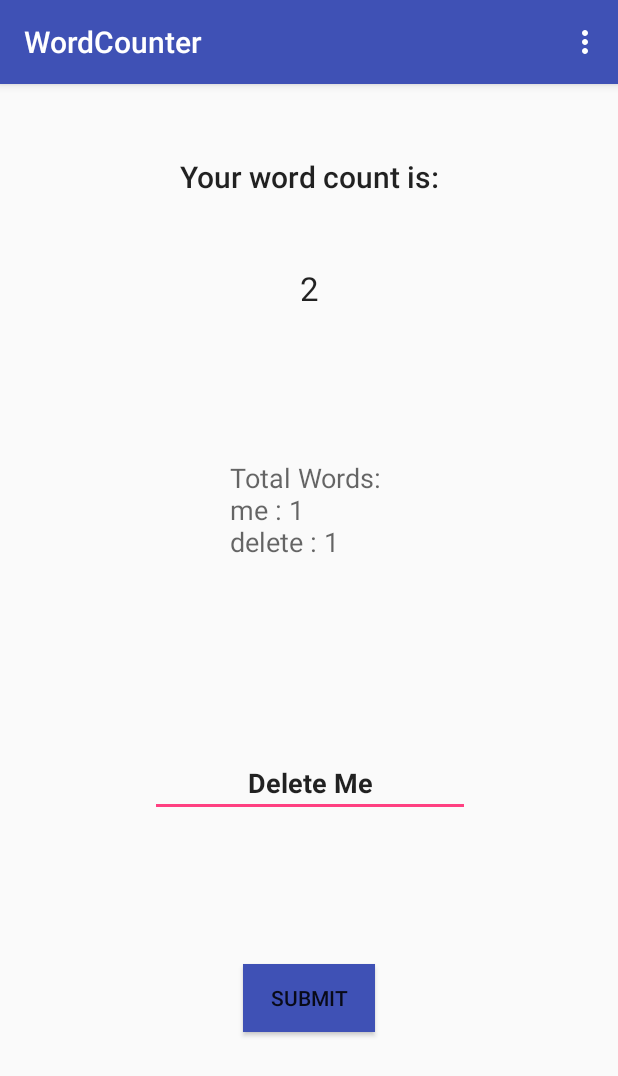
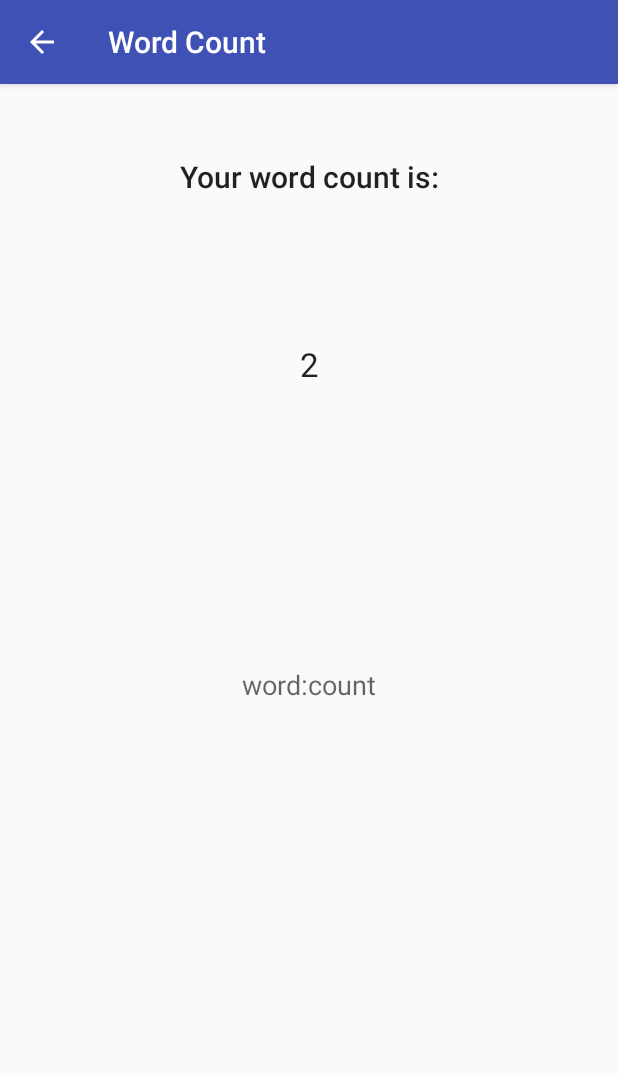
Before and after one commit to scottishasian/Homework_Number_ThirtySix, an Android app: the screen it shows after launch (MainActivity before the commit, CountActivity after it), after a tap on "SUBMIT", on a phone screen of 412 x 824 dp. Shown: the top 1076 px of the screen. Run offline under Robolectric (Android 15) with nearby library versions, the phone set to English and light mode, and no system bars.

Commit message:
Counter answers now on answers activity.

```diff
--- a/app/src/main/AndroidManifest.xml
+++ b/app/src/main/AndroidManifest.xml
@@ -19,11 +19,16 @@
         <activity
             android:name=".Controllers.AboutActivity"
             android:label="@string/about_activity_title"
-            android:parentActivityName=".Controllers.MainActivity"/>
+            android:parentActivityName=".Controllers.MainActivity" />
         <activity
             android:name=".Controllers.SettingsActivity"
             android:label="@string/settings_activity_title"
-            android:parentActivityName=".Controllers.MainActivity"></activity>
+            android:parentActivityName=".Controllers.MainActivity" />
+        <activity
+            android:name=".Controllers.CountActivity"
+            android:label="@string/count_activity_title"
+            android:parentActivityName=".Controllers.MainActivity"
+            ></activity>
     </application>
 
 </manifest>
--- /dev/null
+++ b/app/src/main/java/com/example/kynansong/wordcounter/Controllers/CountActivity.java
@@ -0,0 +1,27 @@
+package com.example.kynansong.wordcounter.Controllers;
+
+import android.content.Intent;
+import android.support.v7.app.AppCompatActivity;
+import android.os.Bundle;
+import android.widget.TextView;
+
+import com.example.kynansong.wordcounter.R;
+
+public class CountActivity extends AppCompatActivity {
+
+    @Override
+    protected void onCreate(Bundle savedInstanceState) {
+        super.onCreate(savedInstanceState);
+        setContentView(R.layout.activity_count);
+
+        Intent intent = getIntent();
+
+        Bundle extras = intent.getExtras();   // get extra information, and pull it back from the hash map of intent.
+
+        String wordCount = extras.getString("count");
+
+        TextView answerTextView = findViewById(R.id.word_count);
+
+        answerTextView.setText(wordCount);
+    }
+}
--- a/app/src/main/java/com/example/kynansong/wordcounter/Controllers/MainActivity.java
+++ b/app/src/main/java/com/example/kynansong/wordcounter/Controllers/MainActivity.java
@@ -38,11 +38,23 @@ public class MainActivity extends AppCompatActivity {
     }
 
     public void onButtonClick(View button) {
-        Log.d(getClass().toString(),"Button Clicked");
+//        Log.d(getClass().toString(),"Button Clicked");
+//        String sentence = this.sentence.getText().toString();
+//        Log.d(getClass().toString(), sentence);
+//        this.counter.setText(this.wordCounter.wordCount(sentence).toString());
+//        this.occurences.setText(this.wordCounter.wordOccurences(sentence).toString());
+        Intent intent = new Intent(this, CountActivity.class);
+
+        WordCounter wordCounter = new WordCounter();
+
         String sentence = this.sentence.getText().toString();
-        Log.d(getClass().toString(), sentence);
-        this.counter.setText(this.wordCounter.wordCount(sentence).toString());
-        this.occurences.setText(this.wordCounter.wordOccurences(sentence).toString());
+
+        String counting = wordCounter.wordCount(sentence);
+
+        intent.putExtra("count", counting);
+
+        startActivity(intent);
+
 
     }
 
--- /dev/null
+++ b/app/src/main/res/layout/activity_count.xml
@@ -0,0 +1,54 @@
+<?xml version="1.0" encoding="utf-8"?>
+<android.support.constraint.ConstraintLayout xmlns:android="http://schemas.android.com/apk/res/android"
+    xmlns:app="http://schemas.android.com/apk/res-auto"
+    xmlns:tools="http://schemas.android.com/tools"
+    android:layout_width="match_parent"
+    android:layout_height="match_parent"
+    tools:context="com.example.kynansong.wordcounter.Controllers.CountActivity">
+
+    <TextView
+        android:id="@+id/occurences_count"
+        android:layout_width="wrap_content"
+        android:layout_height="wrap_content"
+        android:layout_marginBottom="8dp"
+        android:layout_marginEnd="24dp"
+        android:layout_marginStart="24dp"
+        android:contentDescription="@string/example_text"
+        android:text="@string/occurences"
+        android:textAppearance="@style/TextAppearance.AppCompat.Medium"
+        app:layout_constraintBottom_toBottomOf="parent"
+        app:layout_constraintEnd_toEndOf="parent"
+        app:layout_constraintStart_toStartOf="parent"
+        app:layout_constraintTop_toBottomOf="@+id/word_count"
+        app:layout_constraintVertical_bias="0.35"
+        tools:text="@string/occurences" />
+
+    <TextView
+        android:id="@+id/word_count"
+        android:layout_width="wrap_content"
+        android:layout_height="wrap_content"
+        android:layout_marginTop="8dp"
+        android:text="@string/wordcount"
+        android:textAppearance="@style/TextAppearance.AppCompat.Large"
+        app:layout_constraintBottom_toBottomOf="parent"
+        app:layout_constraintHorizontal_bias="0.501"
+        app:layout_constraintLeft_toLeftOf="parent"
+        app:layout_constraintRight_toRightOf="parent"
+        app:layout_constraintTop_toBottomOf="@+id/word_count_header"
+        app:layout_constraintVertical_bias="0.135"
+        tools:text="@string/wordcount" />
+
+    <TextView
+        android:id="@+id/word_count_header"
+        android:layout_width="wrap_content"
+        android:layout_height="wrap_content"
+        android:layout_marginEnd="8dp"
+        android:layout_marginStart="8dp"
+        android:layout_marginTop="48dp"
+        android:text="@string/wordCountHeader"
+        android:textAppearance="@style/TextAppearance.AppCompat.Title"
+        app:layout_constraintEnd_toEndOf="parent"
+        app:layout_constraintStart_toStartOf="parent"
+        app:layout_constraintTop_toTopOf="parent"
+        tools:text="@string/wordCountHeader" />
+</android.support.constraint.ConstraintLayout>
--- a/app/src/main/res/layout/activity_main.xml
+++ b/app/src/main/res/layout/activity_main.xml
@@ -6,26 +6,11 @@
     android:layout_height="match_parent"
     tools:context="com.example.kynansong.wordcounter.Controllers.MainActivity">
 
-    <TextView
-        android:id="@+id/word_count"
-        android:layout_width="wrap_content"
-        android:layout_height="wrap_content"
-        android:layout_marginTop="8dp"
-        android:text="@string/wordcount"
-        android:textAppearance="@style/TextAppearance.AppCompat.Large"
-        app:layout_constraintBottom_toBottomOf="parent"
-        app:layout_constraintHorizontal_bias="0.501"
-        app:layout_constraintLeft_toLeftOf="parent"
-        app:layout_constraintRight_toRightOf="parent"
-        app:layout_constraintTop_toBottomOf="@+id/word_count_header"
-        app:layout_constraintVertical_bias="0.058"
-        tools:text="@string/wordcount" />
-
     <EditText
         android:id="@+id/sentence_input"
         android:layout_width="wrap_content"
         android:layout_height="wrap_content"
-        android:layout_marginBottom="8dp"
+        android:layout_marginBottom="276dp"
         android:layout_marginEnd="8dp"
         android:layout_marginStart="8dp"
         android:layout_marginTop="8dp"
@@ -40,8 +25,7 @@
         app:layout_constraintEnd_toEndOf="parent"
         app:layout_constraintHorizontal_bias="0.503"
         app:layout_constraintStart_toStartOf="parent"
-        app:layout_constraintTop_toBottomOf="@+id/occurences_count"
-        app:layout_constraintVertical_bias="0.262" />
+        app:layout_constraintTop_toTopOf="parent" />
 
     <Button
         android:id="@+id/submit_button"
@@ -61,35 +45,4 @@
         app:layout_constraintVertical_bias="0.412"
         tools:text="@string/submit" />
 
-    <TextView
-        android:id="@+id/word_count_header"
-        android:layout_width="wrap_content"
-        android:layout_height="wrap_content"
-        android:layout_marginEnd="8dp"
-        android:layout_marginStart="8dp"
-        android:layout_marginTop="48dp"
-        android:text="@string/wordCountHeader"
-        android:textAppearance="@style/TextAppearance.AppCompat.Title"
-        app:layout_constraintEnd_toEndOf="parent"
-        app:layout_constraintStart_toStartOf="parent"
-        app:layout_constraintTop_toTopOf="parent"
-        tools:text="@string/wordCountHeader" />
-
-    <TextView
-        android:id="@+id/occurences_count"
-        android:layout_width="wrap_content"
-        android:layout_height="wrap_content"
-        android:layout_marginBottom="8dp"
-        android:layout_marginEnd="24dp"
-        android:layout_marginStart="24dp"
-        android:contentDescription="@string/example_text"
-        android:text="@string/occurences"
-        android:textAppearance="@style/TextAppearance.AppCompat.Medium"
-        app:layout_constraintBottom_toBottomOf="parent"
-        app:layout_constraintEnd_toEndOf="parent"
-        app:layout_constraintStart_toStartOf="parent"
-        app:layout_constraintTop_toBottomOf="@+id/word_count"
-        app:layout_constraintVertical_bias="0.191"
-        tools:text="@string/occurences" />
-
 </android.support.constraint.ConstraintLayout>
--- a/app/src/main/res/values/strings.xml
+++ b/app/src/main/res/values/strings.xml
@@ -16,4 +16,5 @@
     <string name="info_box">This app is designed to count the amount of words in a phrase as well as occurences of those words.</string>
     <string name="made_by">This was made by this guy:</string>
     <string name="coming_soon">Feature coming soon...</string>
+    <string name="count_activity_title">Word Count</string>
 </resources>
```
